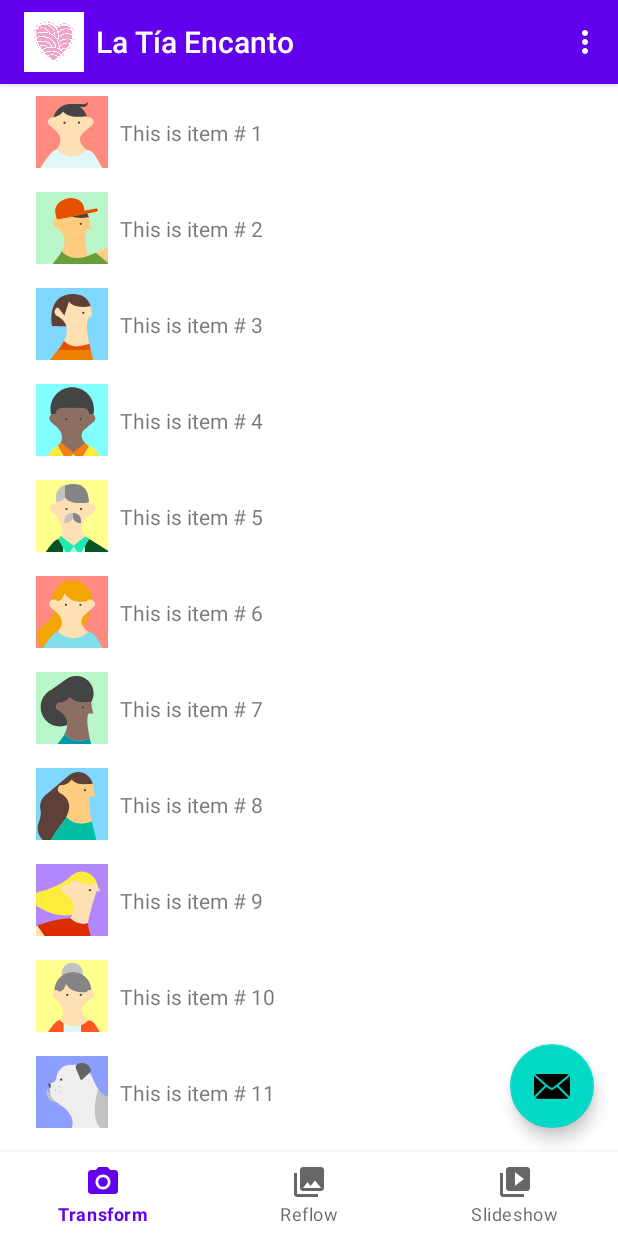
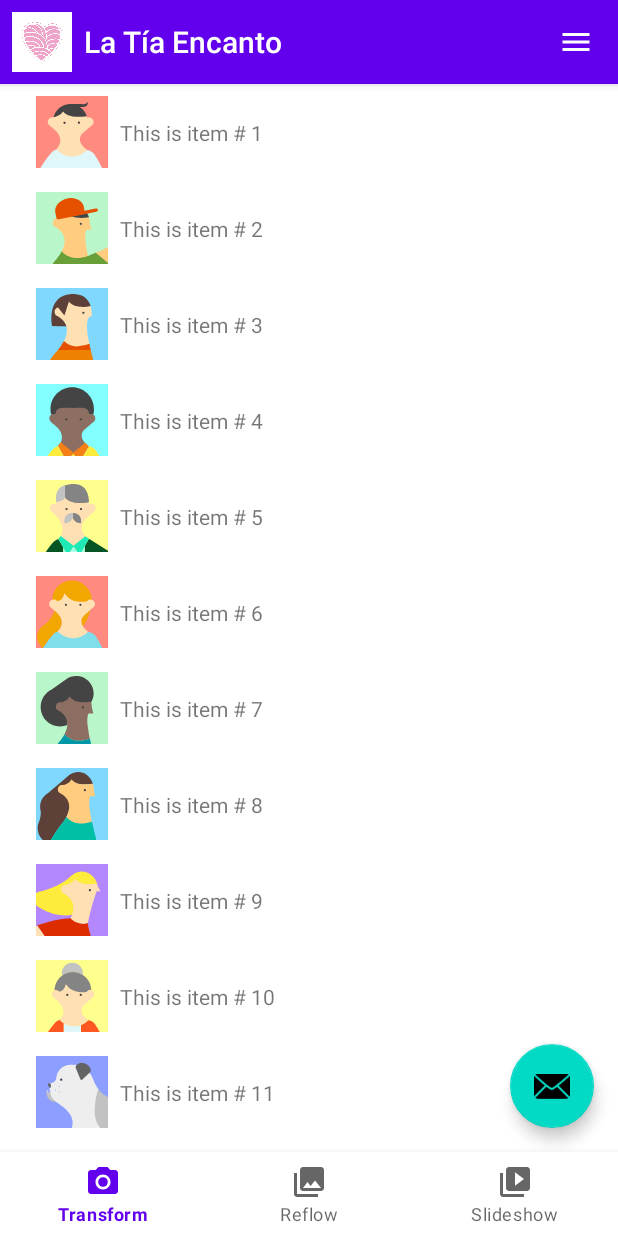
Before and after one commit to aflaogonzalez/Android_LTE_App, an Android app: the screen it shows after launch (MainActivity), on a phone screen of 412 x 824 dp. Run offline under Robolectric (Android 15) with nearby library versions, the phone set to English and light mode, and no system bars; our stand-ins replace navigation-ui; 1 statement that could not run was skipped.

Commit message:
Se revisa y modifica bien las posicion del logo, nombre empresa y menu hamburguesaen cada una de las posiciones y vista

```diff
--- a/app/src/main/java/cl/lte/lte_app/MainActivity.kt
+++ b/app/src/main/java/cl/lte/lte_app/MainActivity.kt
@@ -3,21 +3,24 @@ package cl.lte.lte_app
 import android.os.Bundle
 import android.view.Menu
 import android.view.MenuItem
-import com.google.android.material.snackbar.Snackbar
-import com.google.android.material.navigation.NavigationView
+import android.view.View
+import androidx.appcompat.app.AppCompatActivity
+import androidx.core.view.GravityCompat
+import androidx.navigation.NavController
 import androidx.navigation.findNavController
 import androidx.navigation.fragment.NavHostFragment
 import androidx.navigation.ui.AppBarConfiguration
 import androidx.navigation.ui.navigateUp
 import androidx.navigation.ui.setupActionBarWithNavController
 import androidx.navigation.ui.setupWithNavController
-import androidx.appcompat.app.AppCompatActivity
 import cl.lte.lte_app.databinding.ActivityMainBinding
+import com.google.android.material.snackbar.Snackbar
 
 class MainActivity : AppCompatActivity() {
 
     private lateinit var appBarConfiguration: AppBarConfiguration
     private lateinit var binding: ActivityMainBinding
+    private lateinit var navController: NavController
 
     override fun onCreate(savedInstanceState: Bundle?) {
         super.onCreate(savedInstanceState)
@@ -25,66 +28,69 @@ class MainActivity : AppCompatActivity() {
         setContentView(binding.root)
         setSupportActionBar(binding.appBarMain.toolbar)
 
-        // Oculta el título predeterminado de la Toolbar
+        // Oculta el título predeterminado, ya que usamos nuestro propio diseño
         supportActionBar?.setDisplayShowTitleEnabled(false)
+
+        val navHostFragment =
+            supportFragmentManager.findFragmentById(R.id.nav_host_fragment_content_main) as NavHostFragment
+        navController = navHostFragment.navController
+
+        // Define los destinos de nivel superior (las pantallas principales)
+        val topLevelDestinations = setOf(
+            R.id.nav_transform, R.id.nav_reflow, R.id.nav_slideshow, R.id.nav_settings
+        )
+
+        appBarConfiguration = AppBarConfiguration(
+            topLevelDestinations,
+            binding.drawerLayout
+        )
+
+        // Configura la barra de acción para que funcione con NavController.
+        setupActionBarWithNavController(navController, appBarConfiguration)
+
+        // Conecta el Navigation Drawer y el Bottom Navigation View con el NavController
+        binding.navView?.setupWithNavController(navController)
+        binding.appBarMain.contentMain.bottomNavView?.setupWithNavController(navController)
+
+        // ---- INICIO DE LA PERSONALIZACIÓN DE LA TOOLBAR ----
+
+        // Asigna la acción de abrir el cajón a nuestro botón de hamburguesa personalizado (el de la derecha)
+        binding.appBarMain.toolbarHamburgerIcon?.setOnClickListener {
+            binding.drawerLayout?.openDrawer(GravityCompat.START)
+        }
+
+        // Escucha los cambios de destino para mostrar/ocultar los elementos correctos
+        navController.addOnDestinationChangedListener { _, destination, _ ->
+            val isTopLevel = appBarConfiguration.topLevelDestinations.contains(destination.id)
+
+            if (isTopLevel) {
+                // ESTAMOS EN UNA PANTALLA PRINCIPAL
+                binding.appBarMain.toolbar.navigationIcon = null
+                binding.appBarMain.toolbarLogoLayout?.visibility = View.VISIBLE
+                binding.appBarMain.toolbarHamburgerIcon?.visibility = View.VISIBLE
+            } else {
+                // ESTAMOS EN UNA PANTALLA SECUNDARIA
+                binding.appBarMain.toolbarLogoLayout?.visibility = View.GONE
+                binding.appBarMain.toolbarHamburgerIcon?.visibility = View.GONE
+            }
+        }
+
+        // ---- FIN DE LA PERSONALIZACIÓN ----
 
         binding.appBarMain.fab?.setOnClickListener { view ->
             Snackbar.make(view, "Replace with your own action", Snackbar.LENGTH_LONG)
                 .setAction("Action", null)
                 .setAnchorView(R.id.fab).show()
         }
-
-        val navHostFragment =
-            (supportFragmentManager.findFragmentById(R.id.nav_host_fragment_content_main) as NavHostFragment?)!!
-        val navController = navHostFragment.navController
-
-        binding.navView?.let {
-            appBarConfiguration = AppBarConfiguration(
-                setOf(
-                    R.id.nav_transform, R.id.nav_reflow, R.id.nav_slideshow, R.id.nav_settings
-                ),
-                binding.drawerLayout
-            )
-            setupActionBarWithNavController(navController, appBarConfiguration)
-            it.setupWithNavController(navController)
-        }
-
-        binding.appBarMain.contentMain.bottomNavView?.let {
-            appBarConfiguration = AppBarConfiguration(
-                setOf(
-                    R.id.nav_transform, R.id.nav_reflow, R.id.nav_slideshow
-                )
-            )
-            setupActionBarWithNavController(navController, appBarConfiguration)
-            it.setupWithNavController(navController)
-        }
     }
 
+    // Se sobreescribe para evitar que se infle el menú de 3 puntos.
     override fun onCreateOptionsMenu(menu: Menu): Boolean {
-        val result = super.onCreateOptionsMenu(menu)
-        // Usando findViewById porque NavigationView existe en diferentes archivos de diseño
-        // entre w600dp y w1240dp
-        val navView: NavigationView? = findViewById(R.id.nav_view)
-        if (navView == null) {
-            // El menú lateral de navegación ya tiene los elementos, incluyendo los elementos en el menú de desbordamiento
-            // Solo inflamos el menú de desbordamiento si el menú lateral de navegación no está visible
-            menuInflater.inflate(R.menu.overflow, menu)
-        }
-        return result
-    }
-
-    override fun onOptionsItemSelected(item: MenuItem): Boolean {
-        when (item.itemId) {
-            R.id.nav_settings -> {
-                val navController = findNavController(R.id.nav_host_fragment_content_main)
-                navController.navigate(R.id.nav_settings)
-            }
-        }
-        return super.onOptionsItemSelected(item)
+        // No se infla ningún menú aquí para eliminar los 3 puntos.
+        return true
     }
 
     override fun onSupportNavigateUp(): Boolean {
-        val navController = findNavController(R.id.nav_host_fragment_content_main)
         return navController.navigateUp(appBarConfiguration) || super.onSupportNavigateUp()
     }
 }
--- /dev/null
+++ b/app/src/main/res/drawable/ic_menu.xml
@@ -0,0 +1,10 @@
+<vector xmlns:android="http://schemas.android.com/apk/res/android"
+    android:width="24dp"
+    android:height="24dp"
+    android:viewportWidth="24.0"
+    android:viewportHeight="24.0"
+    android:tint="?attr/colorControlNormal">
+  <path
+      android:fillColor="@android:color/white"
+      android:pathData="M3,18h18v-2H3v2zm0,-5h18v-2H3v2zm0,-7v2h18V6H3z"/>
+</vector>
--- a/app/src/main/res/layout-w1240dp/app_bar_main.xml
+++ b/app/src/main/res/layout-w1240dp/app_bar_main.xml
@@ -17,11 +17,57 @@
             android:layout_width="match_parent"
             android:layout_height="?attr/actionBarSize"
             android:background="?attr/colorPrimary"
-            app:popupTheme="@style/Theme.LTE_App.PopupOverlay" />
+            app:popupTheme="@style/Theme.LTE_App.PopupOverlay"
+            app:contentInsetStart="0dp">
+
+            <LinearLayout
+                android:id="@+id/toolbar_logo_layout"
+                android:layout_width="wrap_content"
+                android:layout_height="wrap_content"
+                android:gravity="center_vertical"
+                android:orientation="horizontal"
+                android:layout_marginStart="8dp">
+
+                <ImageView
+                    android:layout_width="40dp"
+                    android:layout_height="40dp"
+                    android:src="@drawable/logo"
+                    android:scaleType="fitCenter"
+                    android:adjustViewBounds="true"/>
+
+                <TextView
+                    android:layout_width="wrap_content"
+                    android:layout_height="wrap_content"
+                    android:layout_marginStart="8dp"
+                    android:text="La Tía Encanto"
+                    android:textColor="@android:color/white"
+                    style="@style/TextAppearance.AppCompat.Widget.ActionBar.Title"/>
+            </LinearLayout>
+
+            <ImageButton
+                android:id="@+id/toolbar_hamburger_icon"
+                android:layout_width="?attr/actionBarSize"
+                android:layout_height="?attr/actionBarSize"
+                android:layout_gravity="end"
+                android:background="?attr/selectableItemBackgroundBorderless"
+                android:src="@drawable/ic_menu"
+                app:tint="@android:color/white"/>
+
+        </androidx.appcompat.widget.Toolbar>
 
     </com.google.android.material.appbar.AppBarLayout>
 
     <include
         android:id="@+id/content_main"
         layout="@layout/content_main" />
+
+    <com.google.android.material.floatingactionbutton.FloatingActionButton
+        android:id="@+id/fab"
+        android:layout_width="wrap_content"
+        android:layout_height="wrap_content"
+        android:layout_gravity="bottom|end"
+        android:layout_marginEnd="@dimen/fab_margin"
+        android:layout_marginBottom="16dp"
+        android:contentDescription="@string/fab_content_description"
+        app:srcCompat="@android:drawable/ic_dialog_email" />
 </androidx.coordinatorlayout.widget.CoordinatorLayout>
--- a/app/src/main/res/layout-w600dp/app_bar_main.xml
+++ b/app/src/main/res/layout-w600dp/app_bar_main.xml
@@ -17,7 +17,43 @@
             android:layout_width="match_parent"
             android:layout_height="?attr/actionBarSize"
             android:background="?attr/colorPrimary"
-            app:popupTheme="@style/Theme.LTE_App.PopupOverlay" />
+            app:popupTheme="@style/Theme.LTE_App.PopupOverlay"
+            app:contentInsetStart="0dp">
+
+            <LinearLayout
+                android:id="@+id/toolbar_logo_layout"
+                android:layout_width="wrap_content"
+                android:layout_height="wrap_content"
+                android:gravity="center_vertical"
+                android:orientation="horizontal"
+                android:layout_marginStart="8dp">
+
+                <ImageView
+                    android:layout_width="40dp"
+                    android:layout_height="40dp"
+                    android:src="@drawable/logo"
+                    android:scaleType="fitCenter"
+                    android:adjustViewBounds="true"/>
+
+                <TextView
+                    android:layout_width="wrap_content"
+                    android:layout_height="wrap_content"
+                    android:layout_marginStart="8dp"
+                    android:text="La Tía Encanto"
+                    android:textColor="@android:color/white"
+                    style="@style/TextAppearance.AppCompat.Widget.ActionBar.Title"/>
+            </LinearLayout>
+
+            <ImageButton
+                android:id="@+id/toolbar_hamburger_icon"
+                android:layout_width="?attr/actionBarSize"
+                android:layout_height="?attr/actionBarSize"
+                android:layout_gravity="end"
+                android:background="?attr/selectableItemBackgroundBorderless"
+                android:src="@drawable/ic_menu"
+                app:tint="@android:color/white"/>
+
+        </androidx.appcompat.widget.Toolbar>
 
     </com.google.android.material.appbar.AppBarLayout>
 
--- a/app/src/main/res/layout/app_bar_main.xml
+++ b/app/src/main/res/layout/app_bar_main.xml
@@ -17,20 +17,23 @@
             android:layout_width="match_parent"
             android:layout_height="?attr/actionBarSize"
             android:background="?attr/colorPrimary"
-            app:popupTheme="@style/Theme.LTE_App.PopupOverlay">
+            app:popupTheme="@style/Theme.LTE_App.PopupOverlay"
+            app:contentInsetStart="0dp">
 
             <LinearLayout
+                android:id="@+id/toolbar_logo_layout"
                 android:layout_width="wrap_content"
                 android:layout_height="wrap_content"
                 android:gravity="center_vertical"
-                android:orientation="horizontal">
+                android:orientation="horizontal"
+                android:layout_marginStart="8dp">
 
                 <ImageView
                     android:layout_width="40dp"
                     android:layout_height="40dp"
-                    android:adjustViewBounds="true"
+                    android:src="@drawable/logo"
                     android:scaleType="fitCenter"
-                    android:src="@drawable/logo" />
+                    android:adjustViewBounds="true"/>
 
                 <TextView
                     android:layout_width="wrap_content"
@@ -40,6 +43,16 @@
                     android:textColor="@android:color/white"
                     style="@style/TextAppearance.AppCompat.Widget.ActionBar.Title"/>
             </LinearLayout>
+
+            <ImageButton
+                android:id="@+id/toolbar_hamburger_icon"
+                android:layout_width="?attr/actionBarSize"
+                android:layout_height="?attr/actionBarSize"
+                android:layout_gravity="end"
+                android:background="?attr/selectableItemBackgroundBorderless"
+                android:src="@drawable/ic_menu"
+                app:tint="@android:color/white"/>
+
         </androidx.appcompat.widget.Toolbar>
 
     </com.google.android.material.appbar.AppBarLayout>
```
